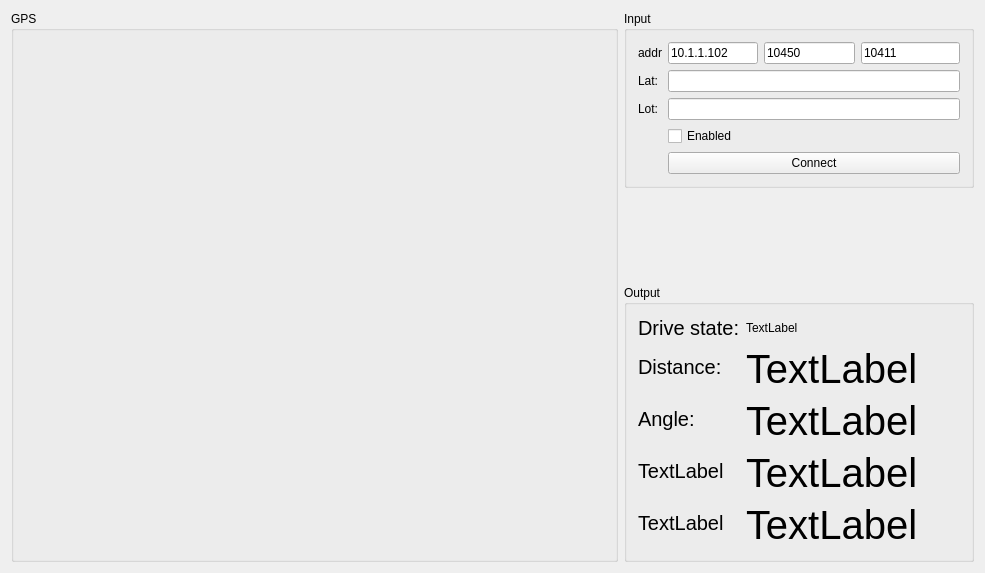
This is software/tools/autopilotTool/AutopilotTestingTool/MainWindow.ui in ddomurad/mibot as Qt 5 draws it before an edit. The edited form follows.
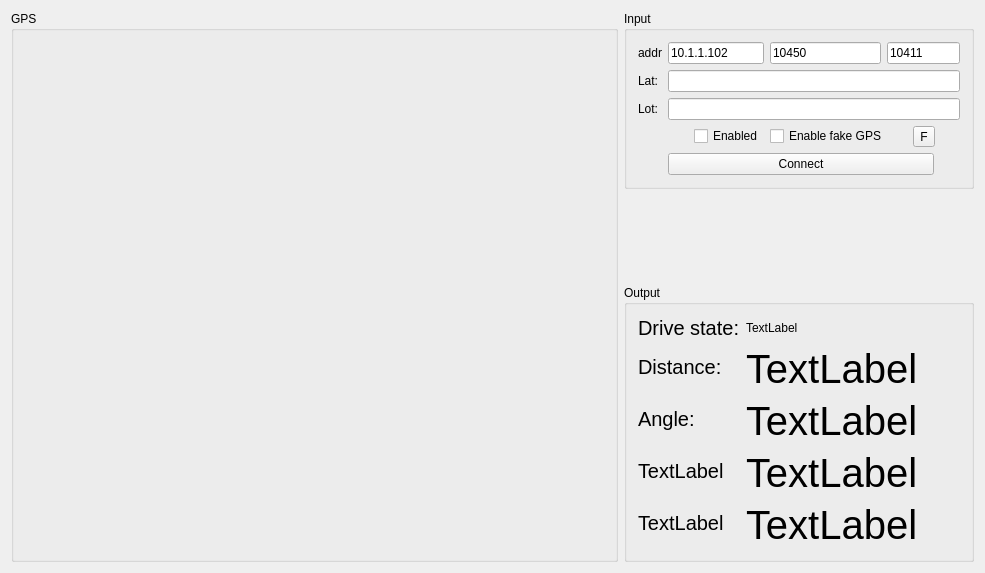
This is the edited form. Custom widgets are drawn as their Qt base class.

Commit message: autoi pilot tool update

```diff
--- a/software/tools/autopilotTool/AutopilotTestingTool/MainWindow.ui
+++ b/software/tools/autopilotTool/AutopilotTestingTool/MainWindow.ui
@@ -163,20 +163,6 @@
        <string>Input</string>
       </property>
       <layout class="QGridLayout" name="gridLayout_2">
-       <item row="0" column="3" colspan="2">
-        <widget class="QLineEdit" name="port1">
-         <property name="text">
-          <string>10450</string>
-         </property>
-        </widget>
-       </item>
-       <item row="0" column="5">
-        <widget class="QLineEdit" name="port2">
-         <property name="text">
-          <string>10411</string>
-         </property>
-        </widget>
-       </item>
        <item row="1" column="0">
         <widget class="QLabel" name="label">
          <property name="text">
@@ -184,7 +170,7 @@
          </property>
         </widget>
        </item>
-       <item row="4" column="1" colspan="5">
+       <item row="5" column="1" colspan="5">
         <widget class="QPushButton" name="pushButton">
          <property name="text">
           <string>Connect</string>
@@ -198,6 +184,13 @@
          </property>
         </widget>
        </item>
+       <item row="2" column="0">
+        <widget class="QLabel" name="label_2">
+         <property name="text">
+          <string>Lot:</string>
+         </property>
+        </widget>
+       </item>
        <item row="0" column="1" colspan="2">
         <widget class="QLineEdit" name="addr">
          <property name="text">
@@ -205,26 +198,47 @@
          </property>
         </widget>
        </item>
-       <item row="3" column="1" colspan="5">
+       <item row="3" column="2">
         <widget class="QCheckBox" name="checkBox">
          <property name="text">
           <string>Enabled</string>
          </property>
         </widget>
        </item>
-       <item row="2" column="0">
-        <widget class="QLabel" name="label_2">
-         <property name="text">
-          <string>Lot:</string>
-         </property>
-        </widget>
-       </item>
-       <item row="1" column="1" colspan="5">
-        <widget class="QLineEdit" name="lat"/>
-       </item>
-       <item row="2" column="1" colspan="5">
+       <item row="2" column="1" colspan="6">
         <widget class="QLineEdit" name="lot"/>
        </item>
+       <item row="1" column="1" colspan="6">
+        <widget class="QLineEdit" name="lat"/>
+       </item>
+       <item row="3" column="3" colspan="2">
+        <widget class="QCheckBox" name="checkBox_2">
+         <property name="text">
+          <string>Enable fake GPS</string>
+         </property>
+        </widget>
+       </item>
+       <item row="3" column="5" colspan="2">
+        <widget class="QToolButton" name="toolButton">
+         <property name="text">
+          <string>F</string>
+         </property>
+        </widget>
+       </item>
+       <item row="0" column="3">
+        <widget class="QLineEdit" name="port1">
+         <property name="text">
+          <string>10450</string>
+         </property>
+        </widget>
+       </item>
+       <item row="0" column="4" colspan="3">
+        <widget class="QLineEdit" name="port2">
+         <property name="text">
+          <string>10411</string>
+         </property>
+        </widget>
+       </item>
       </layout>
      </widget>
     </item>
```
The commit also changes 7 other files.
